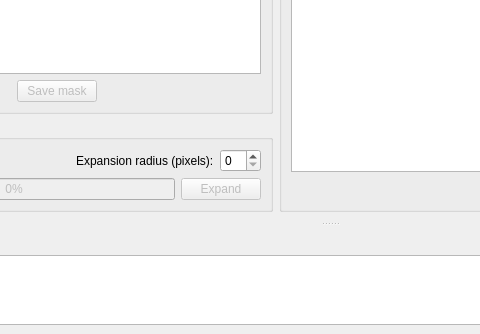
First picture: the form in gui/ui/mainwin.ui, repository jtsiomb/texpand, before the edit; both pictures show x 168 to 648 and y 545 to 879 of the 995 by 879 pixel window.
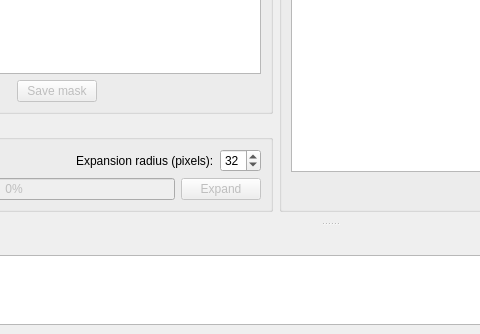
Second picture: the form after the edit. Custom widgets are drawn as their Qt base class.

Commit message: auto-resizing image view

```diff
--- a/gui/ui/mainwin.ui
+++ b/gui/ui/mainwin.ui
@@ -285,6 +285,12 @@
                  <verstretch>0</verstretch>
                 </sizepolicy>
                </property>
+               <property name="minimum">
+                <number>1</number>
+               </property>
+               <property name="value">
+                <number>32</number>
+               </property>
               </widget>
              </item>
             </layout>
@@ -491,6 +497,13 @@
    </widget>
   </widget>
  </widget>
+ <customwidgets>
+  <customwidget>
+   <class>ImageView</class>
+   <extends>QGraphicsView</extends>
+   <header>imageview.h</header>
+  </customwidget>
+ </customwidgets>
  <resources/>
  <connections>
   <connection>
```
Left out of the diff: 6 changed lines with no effect on the pictures. The commit also changes 5 other files.
